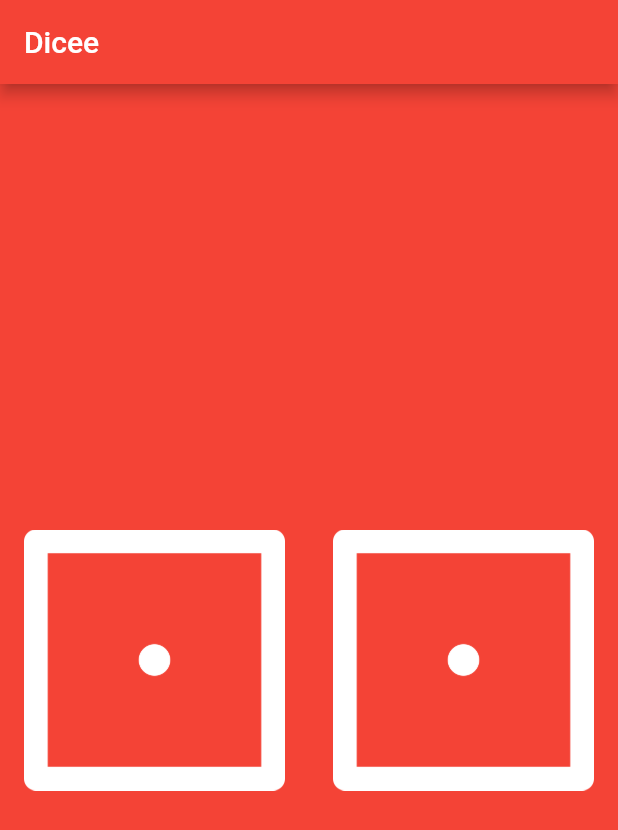
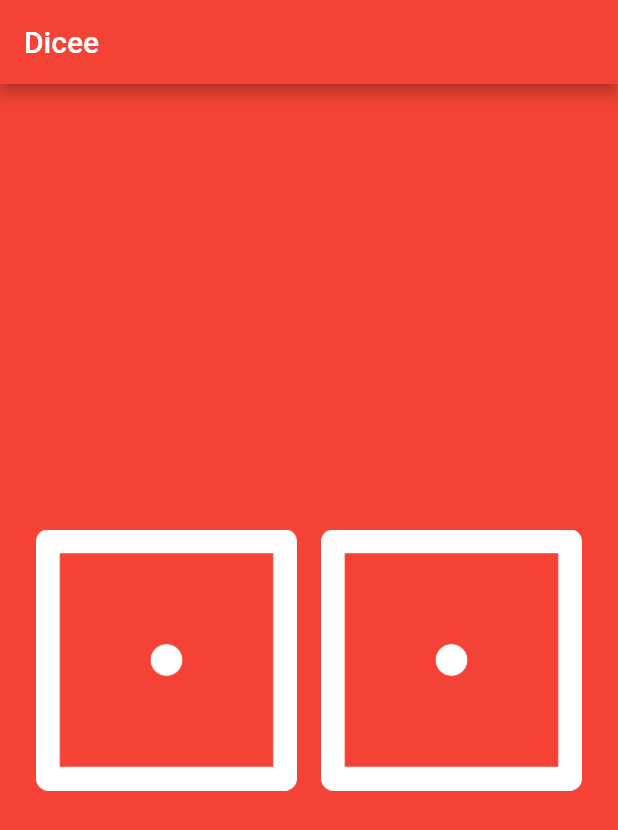
Before and after one commit to nevruzoglu/dice_roll, a Flutter app: the screen it shows after launch, on a phone screen of 412 x 824 dp. Shown: the top 830 px of the screen. Run offline on Flutter 3.47's test engine with Material 2 defaults, Android fonts, the light colour scheme and no system bars.

Commit message:
Dice Roll - Whole page got FlatButton

```diff
--- a/lib/main.dart
+++ b/lib/main.dart
@@ -26,31 +26,31 @@ class _DicePageState extends State<DicePage> {
   int rightDiceNumber = 1;
   @override
   Widget build(BuildContext context) {
-    return Center(
+    return FlatButton(
+      onPressed: () {
+        setState(() {
+          rightDiceNumber = Random().nextInt(6) + 1;
+          leftDiceNumber = Random().nextInt(6) + 1;
+        });
+      },
+      child: Center(
         child: Row(
           children: <Widget>[
             Expanded(
-            child: FlatButton(
-              onPressed: () {
-                setState(() {
-                  leftDiceNumber = Random().nextInt(6) + 1;
-                });
-              },
+              child: Padding(
+                padding: const EdgeInsets.all(8.0),
                 child: Image.asset('images/dice$leftDiceNumber.png'),
               ),
             ),
             Expanded(
-            child: FlatButton(
-              onPressed: () {
-                setState(() {
-                  rightDiceNumber = Random().nextInt(6) + 1;
-                });
-              },
+              child: Padding(
+                padding: const EdgeInsets.all(8.0),
                 child: Image.asset('images/dice$rightDiceNumber.png'),
               ),
             ),
           ],
         ),
+      ),
     );
   }
 }
```
Lines whose indentation alone changed are shown as unchanged.
